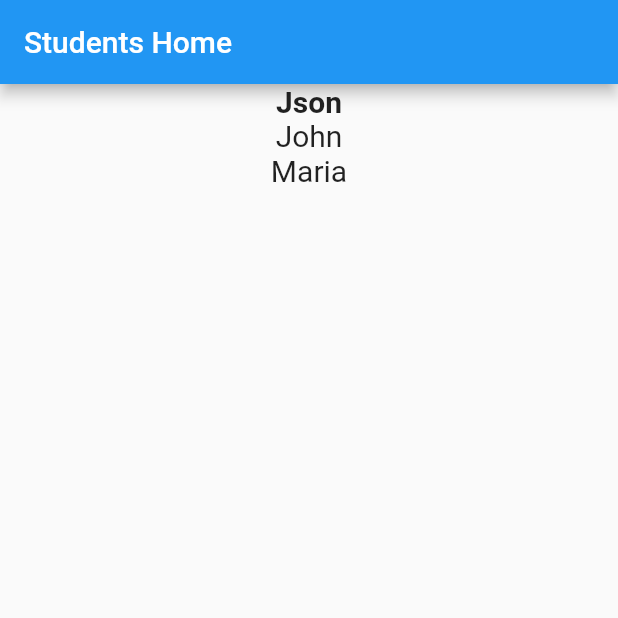
After one commit to sanjibsinha/list_map_revisit, a Flutter app: the screen it shows after launch, on a phone screen of 412 x 824 dp, the top half of it. The commit adds this screen. Run offline on Flutter 3.47's test engine with Material 2 defaults, Android fonts, the phone set to English and light mode, and no system bars.

Commit message:
list map second

```diff
--- /dev/null
+++ b/lib/list_map_one/second_approach.dart
@@ -0,0 +1,65 @@
+import 'package:flutter/material.dart';
+
+class Student {
+  final String name;
+
+  const Student({
+    required this.name,
+  });
+}
+
+List<Student> students = [
+  Student(name: 'Json'),
+  Student(name: 'John'),
+  Student(name: 'Maria'),
+];
+
+class StudentsSecondPage extends StatelessWidget {
+  final List<Student> students;
+
+  const StudentsSecondPage({Key? key, required this.students})
+      : super(key: key);
+
+  @override
+  Widget build(BuildContext context) {
+    return MaterialApp(
+      title: 'Students Name',
+      home: StudentsSecondHomePage(),
+    );
+  }
+}
+
+class StudentsSecondHomePage extends StatelessWidget {
+  const StudentsSecondHomePage({Key? key}) : super(key: key);
+
+  @override
+  Widget build(BuildContext context) {
+    int selectedIndex = 0;
+    return Scaffold(
+      appBar: AppBar(
+        title: Text('Students Home'),
+      ),
+      body: Center(
+        child: Column(
+          children: students.asMap().keys.toList().map((index) {
+            bool selected = index == selectedIndex;
+
+            TextStyle style = selected
+                ? TextStyle(
+                    fontWeight: FontWeight.bold,
+                    fontSize: 20.0,
+                  )
+                : TextStyle(
+                    fontWeight: FontWeight.normal,
+                    fontSize: 20.0,
+                  );
+            return Text(
+              students[index].name,
+              style: style,
+            );
+          }).toList(),
+        ),
+      ),
+    );
+  }
+}
--- a/lib/main.dart
+++ b/lib/main.dart
@@ -1,9 +1,11 @@
 import 'package:flutter/material.dart';
 
 //import 'package:list_map_revisit/book_app/view/first_page.dart';
-import 'package:list_map_revisit/list_map_one/first_approach.dart';
+//import 'package:list_map_revisit/list_map_one/first_approach.dart';
+import 'package:list_map_revisit/list_map_one/second_approach.dart';
 
 void main() {
   //runApp(FirstPage());
-  runApp(StudentsFirstPage(students: students));
+  //runApp(StudentsFirstPage(students: students));
+  runApp(StudentsSecondPage(students: students));
 }
```
